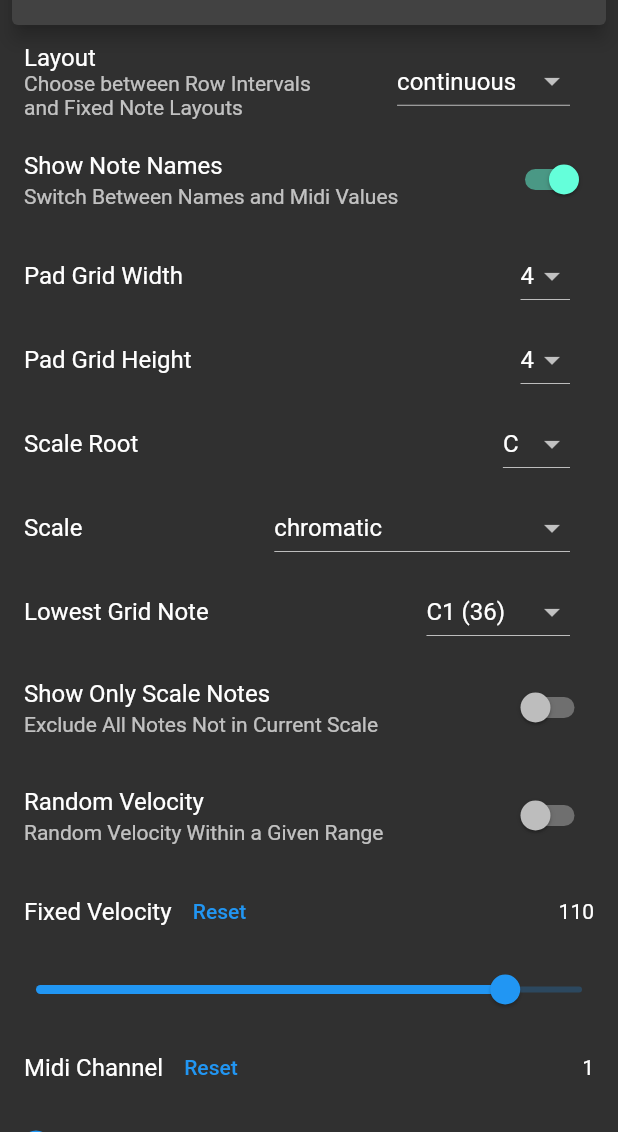
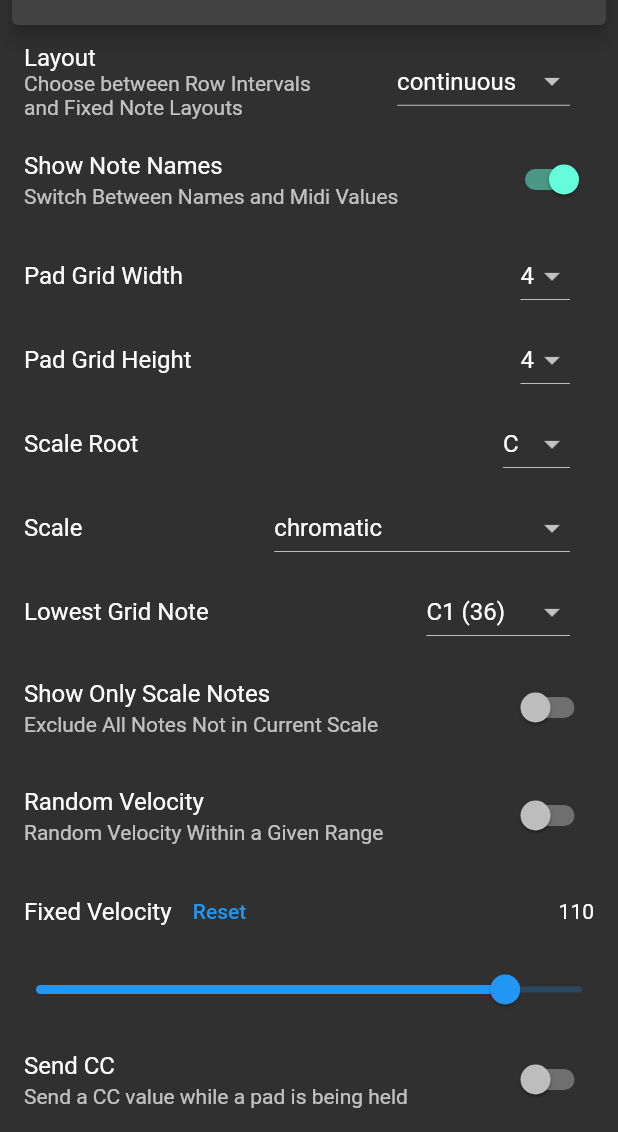
Before and after one commit to anzbert/beat_pads, a Flutter app: the PadsMenu widget shown alone on an empty page, opened directly, on a phone screen of 412 x 824 dp, the part 104-1236 px from its top. Run offline on Flutter 3.47's test engine with Material 2 defaults, Android fonts, the phone set to English and light mode, and no system bars; our stand-ins replace animated_text_kit, rive, wakelock; missing offline and left inert: flutter_midi_command.

Commit message:
option to send CC value with note on

```diff
--- a/lib/components/pads_menu.dart
+++ b/lib/components/pads_menu.dart
@@ -107,6 +107,13 @@ class PadsMenu extends StatelessWidget {
               setMax: (v) => settings.velocityMax = v,
               resetFunction: settings.resetVelocity,
             ),
+          ListTile(
+            title: Text("Send CC"),
+            subtitle: Text("Send a CC value while a pad is being held"),
+            trailing: Switch(
+                value: settings.sendCC,
+                onChanged: (value) => settings.sendCC = value),
+          ),
           ChannelSelector(),
           ListTile(
             title: Text("Pitch Bender"),
--- a/lib/components/pads_pads.dart
+++ b/lib/components/pads_pads.dart
@@ -60,6 +60,7 @@ class BeatPad extends StatelessWidget {
     final int velocity = Provider.of<Settings>(context, listen: true).velocity;
     final bool showNoteNames =
         Provider.of<Settings>(context, listen: true).showNoteNames;
+    final bool sendCC = Provider.of<Settings>(context, listen: true).sendCC;
 
     // variables from midi receiver:
     final int channel =
@@ -122,18 +123,30 @@ class BeatPad extends StatelessWidget {
                   NoteOnMessage(
                           channel: channel, note: note, velocity: velocity)
                       .send();
+                  if (sendCC) {
+                    CCMessage(channel: channel, controller: note, value: 127)
+                        .send();
+                  }
                 },
                 onTapUp: (_) {
                   NoteOffMessage(
                     channel: channel,
                     note: note,
                   ).send();
+                  if (sendCC) {
+                    CCMessage(channel: channel, controller: note, value: 0)
+                        .send();
+                  }
                 },
                 onTapCancel: () {
                   NoteOffMessage(
                     channel: channel,
                     note: note,
                   ).send();
+                  if (sendCC) {
+                    CCMessage(channel: channel, controller: note, value: 0)
+                        .send();
+                  }
                 },
                 child: Padding(
                   padding: _padPadding,
--- a/lib/services/gen_utils.dart
+++ b/lib/services/gen_utils.dart
@@ -1,4 +1,5 @@
 import 'package:flutter/foundation.dart';
+import 'dart:math';
 
 abstract class Utils {
   /// Rotate a list by a given int value (positive = forward / negative = backwards)
@@ -11,6 +12,11 @@ abstract class Utils {
   /// Create a range as <Iterable<int>>
   static Iterable<int> range(int start, int end) {
     return Iterable.generate(end - start, (i) => start + i++);
+  }
+
+  /// get distance between 2 points
+  static num distance(num x1, num y1, num x2, num y2) {
+    return sqrt(pow(x2 - x1, 2) + pow(y2 - y1, 2));
   }
 
   /// Print ONLY in debug mode
--- a/lib/state/settings.dart
+++ b/lib/state/settings.dart
@@ -181,4 +181,13 @@ class Settings extends ChangeNotifier {
     _showNoteNames = setting;
     notifyListeners();
   }
+
+  // send CC:
+  bool _sendCC = false;
+  bool get sendCC => _sendCC;
+
+  set sendCC(bool setting) {
+    _sendCC = setting;
+    notifyListeners();
+  }
 }
```
